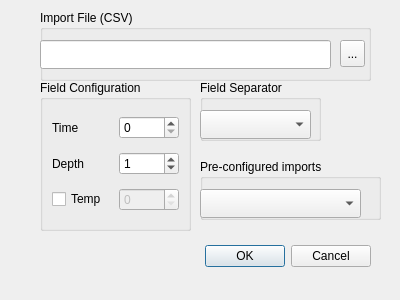
Before: the Qt Designer form qt-ui/csvimportdialog.ui in subsurface/subsurface, drawn with Qt 5.
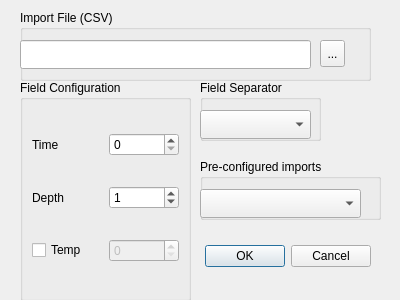
After: the same form once the commit is applied.

Commit message: Give room for more options in csv dialog

The edit to the form file:
```diff
--- a/qt-ui/csvimportdialog.ui
+++ b/qt-ui/csvimportdialog.ui
@@ -16,9 +16,9 @@
   <widget class="QDialogButtonBox" name="buttonBox">
    <property name="geometry">
     <rect>
-     <x>30</x>
+     <x>200</x>
      <y>240</y>
-     <width>341</width>
+     <width>171</width>
      <height>32</height>
     </rect>
    </property>
@@ -32,9 +32,9 @@
   <widget class="QGroupBox" name="groupBox">
    <property name="geometry">
     <rect>
-     <x>40</x>
+     <x>20</x>
      <y>10</y>
-     <width>331</width>
+     <width>351</width>
      <height>71</height>
     </rect>
    </property>
@@ -91,10 +91,10 @@
   <widget class="QGroupBox" name="groupBox_3">
    <property name="geometry">
     <rect>
-     <x>40</x>
+     <x>20</x>
      <y>80</y>
-     <width>151</width>
-     <height>151</height>
+     <width>171</width>
+     <height>221</height>
     </rect>
    </property>
    <property name="title">
```
